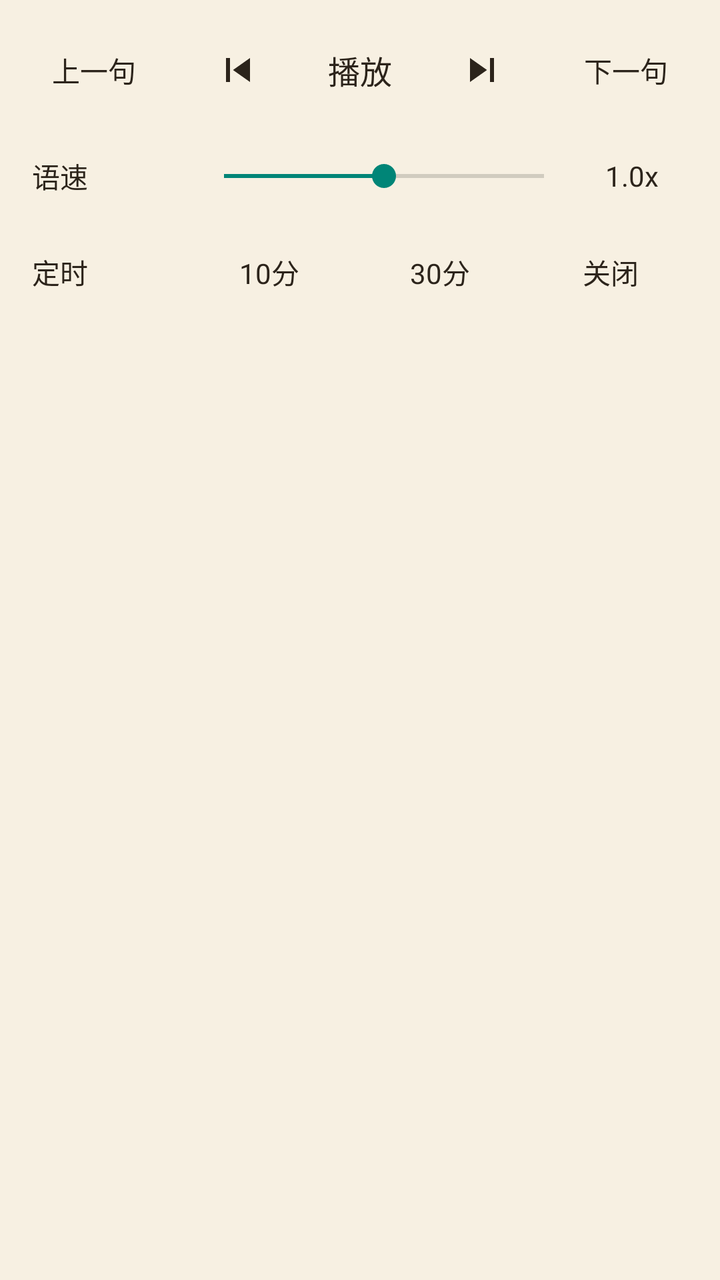
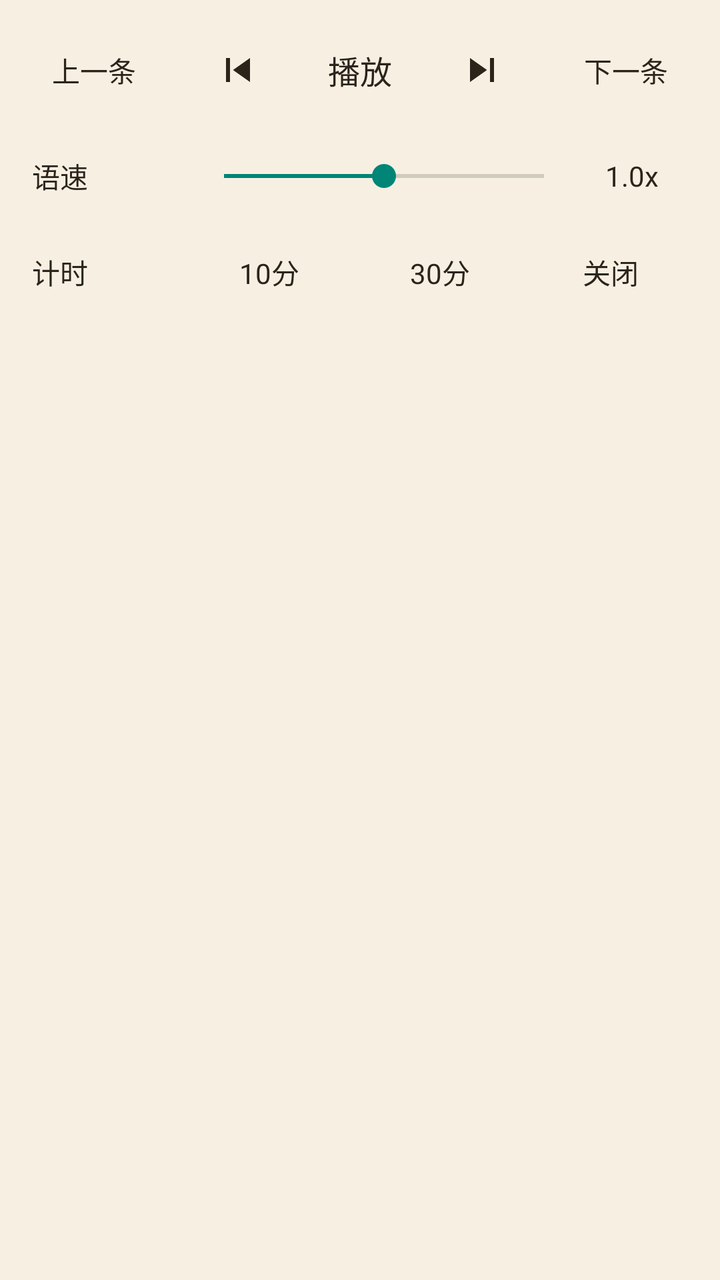

The first picture is an Android layout as it rendered before a commit; the second is the same layout after the commit. The layout source and the unified diff follow.
<!-- AndroidManifest.xml: application theme Theme.Tset -->
<!-- res/layout/dialog_m9_read_aloud.xml -->
<?xml version="1.0" encoding="utf-8"?>
<LinearLayout xmlns:android="http://schemas.android.com/apk/res/android"
    android:id="@+id/reader_audio_root"
    android:layout_width="match_parent"
    android:layout_height="wrap_content"
    android:background="@drawable/reader_menu_panel_bg"
    android:orientation="vertical"
    android:paddingStart="16dp"
    android:paddingTop="6dp"
    android:paddingEnd="16dp"
    android:paddingBottom="6dp">

    <LinearLayout
        android:layout_width="match_parent"
        android:layout_height="58dp"
        android:gravity="center"
        android:orientation="horizontal">

        <TextView
            android:id="@+id/audio_prev_sentence_text"
            android:layout_width="wrap_content"
            android:layout_height="match_parent"
            android:background="@drawable/reader_menu_touch"
            android:gravity="center"
            android:paddingStart="10dp"
            android:paddingEnd="10dp"
            android:text="上一句"
            android:textColor="#2C241B"
            android:textSize="14sp" />

        <View
            android:layout_width="0dp"
            android:layout_height="1dp"
            android:layout_weight="1" />

        <ImageButton
            android:id="@+id/audio_play_prev"
            android:layout_width="42dp"
            android:layout_height="42dp"
            android:layout_marginStart="8dp"
            android:layout_marginEnd="8dp"
            android:background="@drawable/reader_menu_touch"
            android:padding="7dp"
            android:src="@drawable/reader_ic_skip_previous"
            android:tint="#2C241B" />

        <TextView
            android:id="@+id/audio_play_pause"
            android:layout_width="64dp"
            android:layout_height="42dp"
            android:background="@drawable/reader_menu_touch"
            android:gravity="center"
            android:text="播放"
            android:textColor="#2C241B"
            android:textSize="16sp" />

        <ImageButton
            android:id="@+id/audio_play_next"
            android:layout_width="42dp"
            android:layout_height="42dp"
            android:layout_marginStart="8dp"
            android:layout_marginEnd="8dp"
            android:background="@drawable/reader_menu_touch"
            android:padding="7dp"
            android:src="@drawable/reader_ic_skip_next"
            android:tint="#2C241B" />

        <View
            android:layout_width="0dp"
            android:layout_height="1dp"
            android:layout_weight="1" />

        <TextView
            android:id="@+id/audio_next_sentence_text"
            android:layout_width="wrap_content"
            android:layout_height="match_parent"
            android:background="@drawable/reader_menu_touch"
            android:gravity="center"
            android:paddingStart="10dp"
            android:paddingEnd="10dp"
            android:text="下一句"
            android:textColor="#2C241B"
            android:textSize="14sp" />
    </LinearLayout>

    <LinearLayout
        android:layout_width="match_parent"
        android:layout_height="48dp"
        android:gravity="center_vertical"
        android:orientation="horizontal">

        <TextView
            android:id="@+id/audio_speed_label"
            android:layout_width="80dp"
            android:layout_height="match_parent"
            android:gravity="center_vertical"
            android:text="语速"
            android:textColor="#2C241B"
            android:textSize="14sp" />

        <SeekBar
            android:id="@+id/audio_speed_seek"
            android:layout_width="0dp"
            android:layout_height="match_parent"
            android:layout_weight="1"
            android:max="100"
            android:progress="50" />

        <TextView
            android:id="@+id/audio_speed_value"
            android:layout_width="56dp"
            android:layout_height="match_parent"
            android:gravity="center"
            android:text="1.0x"
            android:textColor="#2C241B"
            android:textSize="14sp" />
    </LinearLayout>

    <LinearLayout
        android:layout_width="match_parent"
        android:layout_height="48dp"
        android:gravity="center_vertical"
        android:orientation="horizontal">

        <TextView
            android:id="@+id/audio_timer_label"
            android:layout_width="80dp"
            android:layout_height="match_parent"
            android:gravity="center_vertical"
            android:text="定时"
            android:textColor="#2C241B"
            android:textSize="14sp" />

        <TextView
            android:id="@+id/audio_timer_10"
            android:layout_width="0dp"
            android:layout_height="36dp"
            android:layout_marginEnd="8dp"
            android:layout_weight="1"
            android:background="@drawable/reader_menu_touch"
            android:gravity="center"
            android:text="10分"
            android:textColor="#2C241B"
            android:textSize="14sp" />

        <TextView
            android:id="@+id/audio_timer_30"
            android:layout_width="0dp"
            android:layout_height="36dp"
            android:layout_marginEnd="8dp"
            android:layout_weight="1"
            android:background="@drawable/reader_menu_touch"
            android:gravity="center"
            android:text="30分"
            android:textColor="#2C241B"
            android:textSize="14sp" />

        <TextView
            android:id="@+id/audio_timer_off"
            android:layout_width="0dp"
            android:layout_height="36dp"
            android:layout_weight="1"
            android:background="@drawable/reader_menu_touch"
            android:gravity="center"
            android:text="关闭"
            android:textColor="#2C241B"
            android:textSize="14sp" />
    </LinearLayout>
</LinearLayout>
<!-- resources referenced by this layout -->
<resources>
  <!-- drawable reader_ic_skip_next (drawable) -->
  <vector xmlns:android="http://schemas.android.com/apk/res/android"
      android:width="24dp"
      android:height="24dp"
      android:viewportWidth="24.0"
      android:viewportHeight="24.0">
      <path
          android:fillColor="#FF000000"
          android:pathData="M6,18l8.5,-6L6,6v12zM16,6v12h2V6h-2z" />
  </vector>
  <!-- drawable reader_ic_skip_previous (drawable) -->
  <vector xmlns:android="http://schemas.android.com/apk/res/android"
      android:width="24dp"
      android:height="24dp"
      android:viewportWidth="24.0"
      android:viewportHeight="24.0">
      <path
          android:fillColor="#FF000000"
          android:pathData="M6,6h2v12L6,18zM9.5,12l8.5,6L18,6z" />
  </vector>
  <!-- drawable reader_menu_panel_bg (drawable) -->
  <?xml version="1.0" encoding="utf-8"?>
  <shape xmlns:android="http://schemas.android.com/apk/res/android">
      <solid android:color="#F7F0E2" />
  </shape>
  <!-- drawable reader_menu_touch (drawable) -->
  <?xml version="1.0" encoding="utf-8"?>
  <selector xmlns:android="http://schemas.android.com/apk/res/android">
      <item android:state_pressed="true">
          <shape>
              <solid android:color="#22000000" />
          </shape>
      </item>
      <item android:drawable="@android:color/transparent" />
  </selector>
  <style name="Theme.Tset" parent="Theme.AppCompat.DayNight.NoActionBar" />
</resources>

<!-- the commit's change to res/layout/dialog_m9_read_aloud.xml (unified diff, before → after) -->
@@ -24,7 +24,7 @@
             android:gravity="center"
             android:paddingStart="10dp"
             android:paddingEnd="10dp"
-            android:text="上一句"
+            android:text="@string/controller_previous"
             android:textColor="#2C241B"
             android:textSize="14sp" />
 
@@ -50,7 +50,7 @@
             android:layout_height="42dp"
             android:background="@drawable/reader_menu_touch"
             android:gravity="center"
-            android:text="播放"
+            android:text="@string/play"
             android:textColor="#2C241B"
             android:textSize="16sp" />
 
@@ -78,7 +78,7 @@
             android:gravity="center"
             android:paddingStart="10dp"
             android:paddingEnd="10dp"
-            android:text="下一句"
+            android:text="@string/controller_next"
             android:textColor="#2C241B"
             android:textSize="14sp" />
     </LinearLayout>
@@ -94,7 +94,7 @@
             android:layout_width="80dp"
             android:layout_height="match_parent"
             android:gravity="center_vertical"
-            android:text="语速"
+            android:text="@string/read_aloud_speed"
             android:textColor="#2C241B"
             android:textSize="14sp" />
 
@@ -127,7 +127,7 @@
             android:layout_width="80dp"
             android:layout_height="match_parent"
             android:gravity="center_vertical"
-            android:text="定时"
+            android:text="@string/bookreader_sleep_timer"
             android:textColor="#2C241B"
             android:textSize="14sp" />
 
@@ -162,7 +162,7 @@
             android:layout_weight="1"
             android:background="@drawable/reader_menu_touch"
             android:gravity="center"
-            android:text="关闭"
+            android:text="@string/close"
             android:textColor="#2C241B"
             android:textSize="14sp" />
     </LinearLayout>
<!-- resource entries referenced after the edit -->
@@ -35,6 +35,12 @@
       </item>
       <item android:drawable="@android:color/transparent" />
   </selector>
+  <string name="bookreader_sleep_timer">计时</string>
+  <string name="close">关闭</string>
+  <string name="controller_next">下一条</string>
+  <string name="controller_previous">上一条</string>
+  <string name="play">播放</string>
+  <string name="read_aloud_speed">语速</string>
   <style name="Theme.Tset" parent="Theme.AppCompat.DayNight.NoActionBar" />
 </resources>
 
